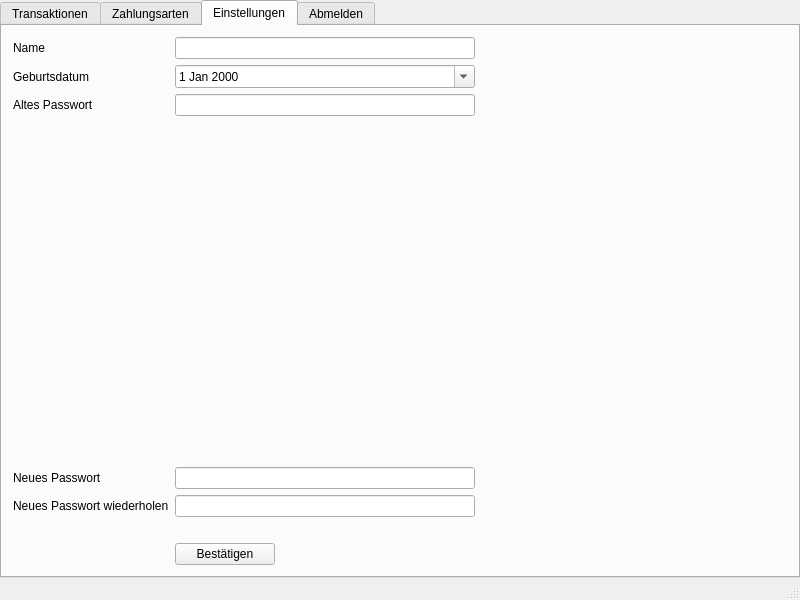
First picture: the form in userwindow.ui, repository Tandaradei/haushalt, before the edit.
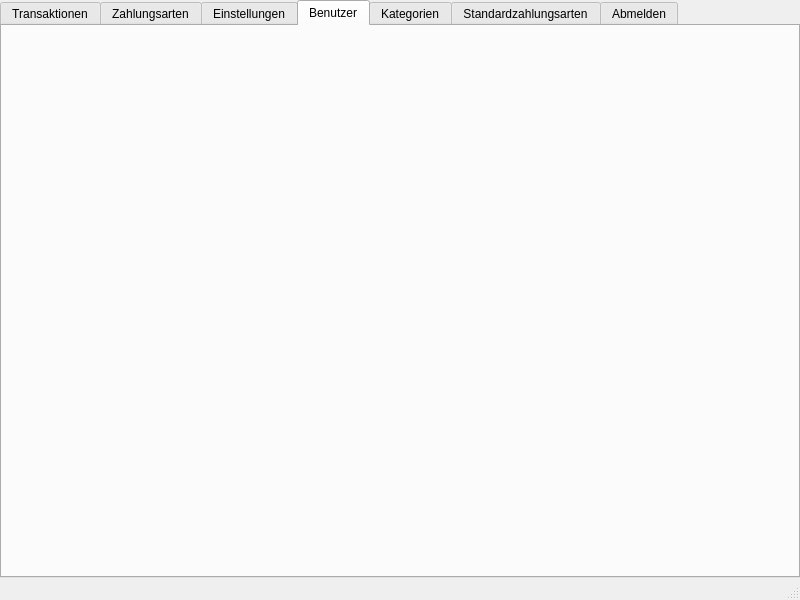
Second picture: the form after the edit. The open tabs and pages were chosen to show the change. Icons and pictures are not drawn.

Patch:
```diff
--- a/userwindow.ui
+++ b/userwindow.ui
@@ -37,9 +37,21 @@
       </property>
       <item>
        <widget class="QTabWidget" name="mainTabWidget">
+        <property name="enabled">
+         <bool>true</bool>
+        </property>
+        <property name="font">
+         <font>
+          <weight>50</weight>
+          <bold>false</bold>
+         </font>
+        </property>
         <property name="autoFillBackground">
          <bool>false</bool>
         </property>
+        <property name="tabShape">
+         <enum>QTabWidget::Rounded</enum>
+        </property>
         <property name="currentIndex">
          <number>2</number>
         </property>
@@ -865,7 +877,92 @@
           </item>
          </layout>
         </widget>
-        <widget class="QWidget" name="abmeldenTab">
+        <widget class="QWidget" name="userTab">
+         <property name="enabled">
+          <bool>true</bool>
+         </property>
+         <property name="font">
+          <font>
+           <family>MS Shell Dlg 2</family>
+           <weight>50</weight>
+           <bold>false</bold>
+          </font>
+         </property>
+         <property name="autoFillBackground">
+          <bool>false</bool>
+         </property>
+         <attribute name="title">
+          <string>Benutzer</string>
+         </attribute>
+         <layout class="QVBoxLayout" name="verticalLayout_9">
+          <property name="leftMargin">
+           <number>0</number>
+          </property>
+          <property name="topMargin">
+           <number>0</number>
+          </property>
+          <property name="rightMargin">
+           <number>0</number>
+          </property>
+          <property name="bottomMargin">
+           <number>0</number>
+          </property>
+          <item>
+           <layout class="QVBoxLayout" name="verticalLayout_7"/>
+          </item>
+         </layout>
+        </widget>
+        <widget class="QWidget" name="categoryTab">
+         <property name="enabled">
+          <bool>true</bool>
+         </property>
+         <attribute name="title">
+          <string>Kategorien</string>
+         </attribute>
+         <layout class="QVBoxLayout" name="verticalLayout_13">
+          <property name="leftMargin">
+           <number>0</number>
+          </property>
+          <property name="topMargin">
+           <number>0</number>
+          </property>
+          <property name="rightMargin">
+           <number>0</number>
+          </property>
+          <property name="bottomMargin">
+           <number>0</number>
+          </property>
+          <item>
+           <layout class="QVBoxLayout" name="verticalLayout_12"/>
+          </item>
+         </layout>
+        </widget>
+        <widget class="QWidget" name="standardPaymentMethodsTab">
+         <property name="enabled">
+          <bool>true</bool>
+         </property>
+         <attribute name="title">
+          <string>Standardzahlungsarten</string>
+         </attribute>
+         <layout class="QVBoxLayout" name="verticalLayout_11">
+          <property name="leftMargin">
+           <number>0</number>
+          </property>
+          <property name="topMargin">
+           <number>0</number>
+          </property>
+          <property name="rightMargin">
+           <number>0</number>
+          </property>
+          <property name="bottomMargin">
+           <number>0</number>
+          </property>
+          <item>
+           <layout class="QVBoxLayout" name="verticalLayout_10"/>
+          </item>
+         </layout>
+        </widget>
+        <widget class="QWidget" name="logoutTab">
          <attribute name="icon">
           <iconset>
            <normaloff>resources/exit.png</normaloff>resources/exit.png</iconset>
```
Left out of the diff: 10 changed lines with no effect on the pictures.
